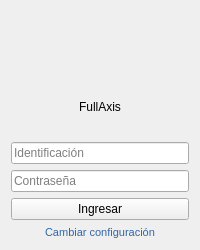
The window that Software/development/Form/login.ui (Debaq/Fullaxis) describes before a commit, drawn with Qt 5.
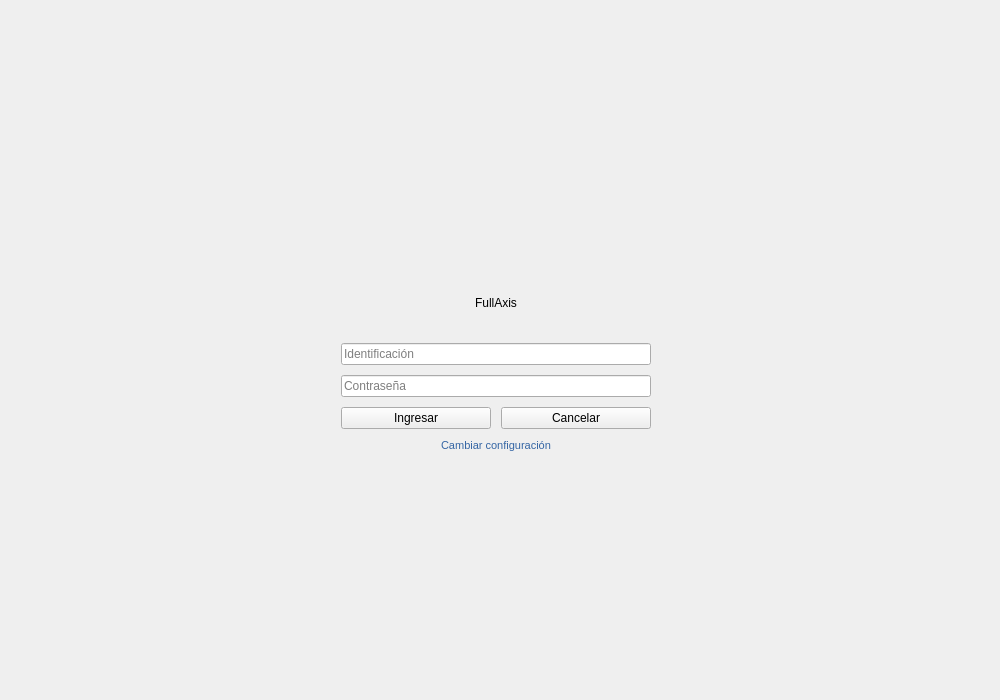
The same window after the commit. Icons and pictures are not drawn.

```diff
--- a/Software/development/Form/login.ui
+++ b/Software/development/Form/login.ui
@@ -6,26 +6,121 @@
    <rect>
     <x>0</x>
     <y>0</y>
-    <width>200</width>
-    <height>250</height>
+    <width>1000</width>
+    <height>700</height>
    </rect>
   </property>
-  <property name="minimumSize">
-   <size>
-    <width>200</width>
-    <height>250</height>
-   </size>
+  <property name="sizePolicy">
+   <sizepolicy hsizetype="Expanding" vsizetype="Expanding">
+    <horstretch>0</horstretch>
+    <verstretch>0</verstretch>
+   </sizepolicy>
   </property>
-  <property name="maximumSize">
+  <property name="minimumSize">
    <size>
-    <width>200</width>
-    <height>250</height>
+    <width>1000</width>
+    <height>700</height>
    </size>
   </property>
   <property name="windowTitle">
    <string>Form</string>
   </property>
-  <layout class="QVBoxLayout" name="verticalLayout">
+  <layout class="QVBoxLayout" name="back_layout">
+   <property name="spacing">
+    <number>0</number>
+   </property>
+   <property name="leftMargin">
+    <number>0</number>
+   </property>
+   <property name="topMargin">
+    <number>0</number>
+   </property>
+   <property name="rightMargin">
+    <number>0</number>
+   </property>
+   <property name="bottomMargin">
+    <number>0</number>
+   </property>
+   <item>
+    <widget class="QFrame" name="back_frame">
+     <layout class="QVBoxLayout" name="layoutback_frame">
+      <property name="leftMargin">
+       <number>1</number>
+      </property>
+      <property name="topMargin">
+       <number>1</number>
+      </property>
+      <item>
+       <spacer name="verticalSpacer">
+        <property name="orientation">
+         <enum>Qt::Vertical</enum>
+        </property>
+        <property name="sizeHint" stdset="0">
+         <size>
+          <width>20</width>
+          <height>40</height>
+         </size>
+        </property>
+       </spacer>
+      </item>
+      <item>
+       <widget class="QFrame" name="horizontalFrame">
+        <layout class="QHBoxLayout" name="horizontalLayout_2">
+         <property name="spacing">
+          <number>0</number>
+         </property>
+         <property name="leftMargin">
+          <number>1</number>
+         </property>
+         <property name="topMargin">
+          <number>1</number>
+         </property>
+         <property name="rightMargin">
+          <number>1</number>
+         </property>
+         <item>
+          <spacer name="horizontalSpacer">
+           <property name="orientation">
+            <enum>Qt::Horizontal</enum>
+           </property>
+           <property name="sizeHint" stdset="0">
+            <size>
+             <width>40</width>
+             <height>20</height>
+            </size>
+           </property>
+          </spacer>
+         </item>
+         <item>
+          <widget class="QFrame" name="center_login">
+           <layout class="QVBoxLayout" name="verticalLayout_2" stretch="10,10,10,10,10">
+            <property name="spacing">
+             <number>10</number>
+            </property>
+            <property name="leftMargin">
+             <number>10</number>
+            </property>
+            <property name="topMargin">
+             <number>10</number>
+            </property>
+            <property name="rightMargin">
+             <number>10</number>
+            </property>
+            <property name="bottomMargin">
+             <number>10</number>
+            </property>
+            <item>
+             <widget class="QFrame" name="verticalFrame_2">
+              <property name="minimumSize">
+               <size>
+                <width>0</width>
+                <height>100</height>
+               </size>
+              </property>
+              <layout class="QVBoxLayout" name="verticalLayout_3">
+               <property name="topMargin">
+                <number>1</number>
+               </property>
    <item>
     <widget class="QLabel" name="label">
      <property name="styleSheet">
@@ -49,6 +144,9 @@
      </property>
     </widget>
    </item>
+              </layout>
+             </widget>
+            </item>
    <item>
     <widget class="QLineEdit" name="input_user">
      <property name="text">
@@ -70,6 +168,8 @@
     </widget>
    </item>
    <item>
+             <layout class="QHBoxLayout" name="horizontalLayout">
+              <item>
     <widget class="QPushButton" name="btn_requestlogin">
      <property name="text">
       <string>Ingresar</string>
@@ -77,7 +177,14 @@
     </widget>
    </item>
    <item>
-    <layout class="QHBoxLayout" name="horizontalLayout">
+               <widget class="QPushButton" name="btn_cancel">
+                <property name="text">
+                 <string>Cancelar</string>
+                </property>
+               </widget>
+              </item>
+             </layout>
+            </item>
      <item>
       <widget class="QPushButton" name="pushButton">
        <property name="font">
@@ -106,14 +213,42 @@
       </widget>
      </item>
     </layout>
-   </item>
-  </layout>
- </widget>
- <tabstops>
-  <tabstop>input_user</tabstop>
-  <tabstop>input_pass</tabstop>
-  <tabstop>btn_requestlogin</tabstop>
- </tabstops>
+          </widget>
+         </item>
+         <item>
+          <spacer name="horizontalSpacer_2">
+           <property name="orientation">
+            <enum>Qt::Horizontal</enum>
+           </property>
+           <property name="sizeHint" stdset="0">
+            <size>
+             <width>40</width>
+             <height>20</height>
+            </size>
+           </property>
+          </spacer>
+         </item>
+        </layout>
+       </widget>
+      </item>
+      <item>
+       <spacer name="verticalSpacer_2">
+        <property name="orientation">
+         <enum>Qt::Vertical</enum>
+        </property>
+        <property name="sizeHint" stdset="0">
+         <size>
+          <width>20</width>
+          <height>40</height>
+         </size>
+        </property>
+       </spacer>
+      </item>
+     </layout>
+    </widget>
+   </item>
+  </layout>
+ </widget>
  <resources>
   <include location="../resource/resource.qrc"/>
  </resources>
```
Lines whose indentation alone changed are shown as unchanged.
